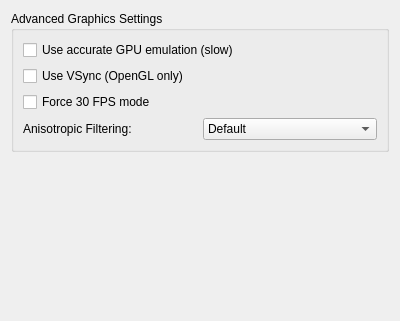
First picture: the form in src/yuzu/configuration/configure_graphics_advanced.ui, repository rorrim-rorrim/eden-alt, before the edit.
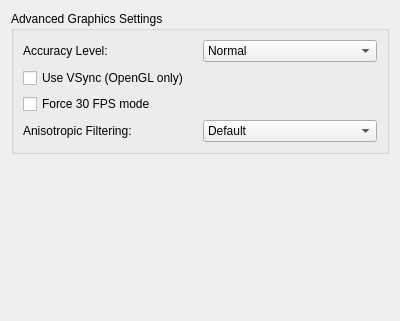
Second picture: the form after the edit.

Commit message: UI: Replasce accurate GPU option for GPU Accuracy Level

Diff of the .ui file:
```diff
--- a/src/yuzu/configuration/configure_graphics_advanced.ui
+++ b/src/yuzu/configuration/configure_graphics_advanced.ui
@@ -23,11 +23,34 @@
        </property>
        <layout class="QVBoxLayout" name="verticalLayout_3">
         <item>
-         <widget class="QCheckBox" name="use_accurate_gpu_emulation">
-          <property name="text">
-           <string>Use accurate GPU emulation (slow)</string>
-          </property>
-         </widget>
+         <layout class="QHBoxLayout" name="horizontalLayout_2">
+          <item>
+           <widget class="QLabel" name="label_gpu_accuracy">
+            <property name="text">
+             <string>Accuracy Level:</string>
+            </property>
+           </widget>
+          </item>
+          <item>
+           <widget class="QComboBox" name="gpu_accuracy">
+            <item>
+             <property name="text">
+              <string notr="true">Normal</string>
+             </property>
+            </item>
+            <item>
+             <property name="text">
+              <string notr="true">High</string>
+             </property>
+            </item>
+            <item>
+             <property name="text">
+              <string notr="true">Extreme(very slow)</string>
+             </property>
+            </item>
+           </widget>
+          </item>
+         </layout>
         </item>
         <item>
          <widget class="QCheckBox" name="use_vsync">
```
The commit also changes 11 other files.
